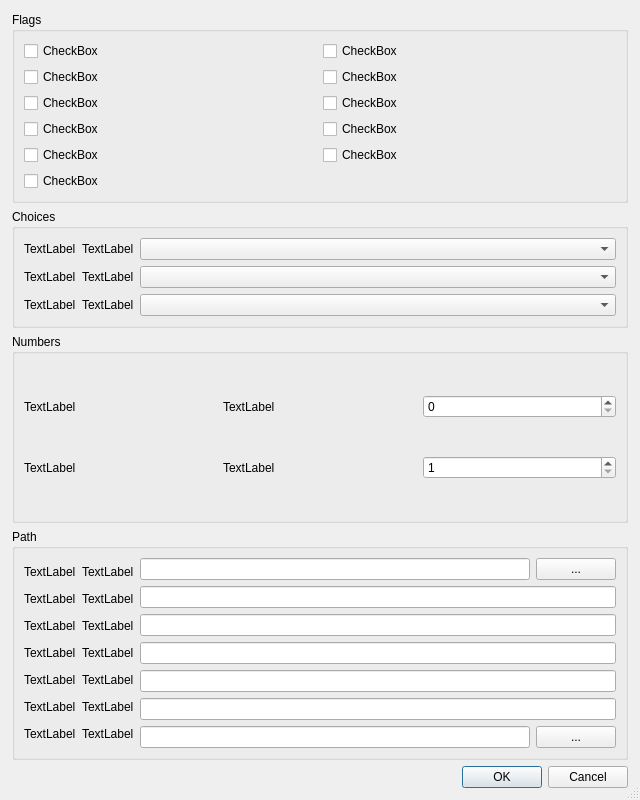
The window that tidal_dl_ng/ui/dialog_settings.ui (exislow/tidal-dl-ng) describes before a commit, drawn with Qt 5.
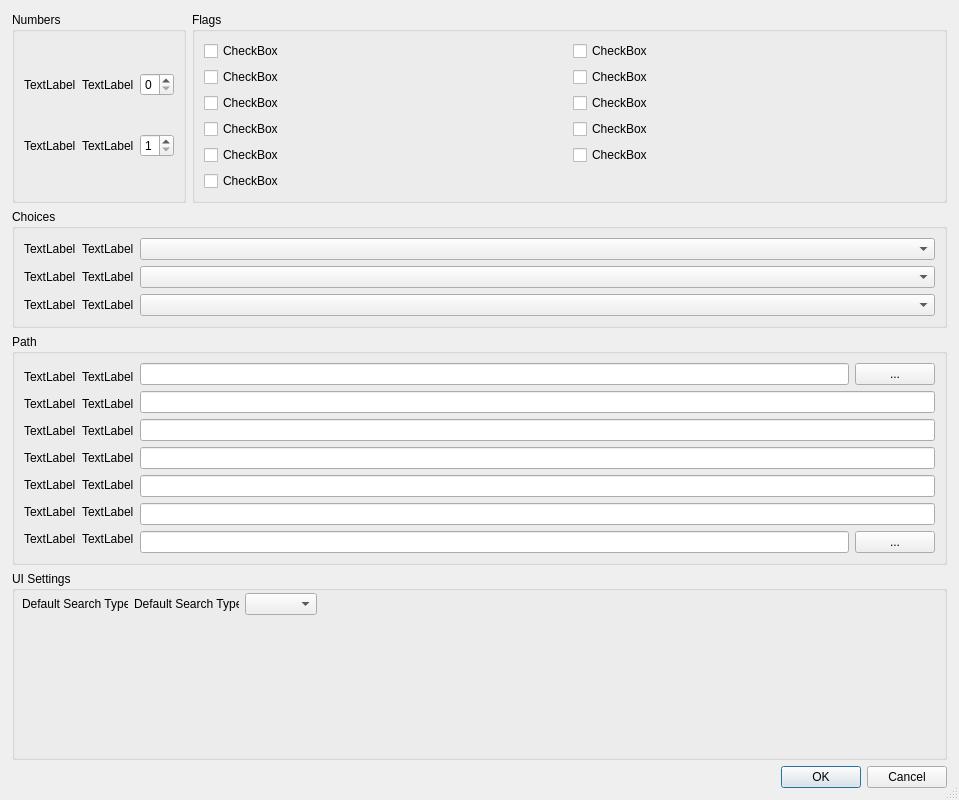
The same window after the commit.

Commit message: Save last used search type

The edit to the form file:
```diff
--- a/tidal_dl_ng/ui/dialog_settings.ui
+++ b/tidal_dl_ng/ui/dialog_settings.ui
@@ -6,7 +6,7 @@
    <rect>
     <x>0</x>
     <y>0</y>
-    <width>640</width>
+    <width>959</width>
     <height>800</height>
    </rect>
   </property>
@@ -50,6 +50,70 @@
       <number>12</number>
      </property>
      <item>
+      <layout class="QHBoxLayout" name="horizontalLayout_13">
+       <item>
+        <widget class="QGroupBox" name="gb_numbers">
+         <property name="title">
+          <string>Numbers</string>
+         </property>
+         <layout class="QVBoxLayout" name="verticalLayout_8">
+          <item>
+           <layout class="QHBoxLayout" name="horizontalLayout_9">
+            <item>
+             <widget class="QLabel" name="l_album_track_num_pad_min">
+              <property name="text">
+               <string>TextLabel</string>
+              </property>
+             </widget>
+            </item>
+            <item>
+             <widget class="QLabel" name="l_icon_album_track_num_pad_min">
+              <property name="text">
+               <string>TextLabel</string>
+              </property>
+             </widget>
+            </item>
+            <item>
+             <widget class="QSpinBox" name="sb_album_track_num_pad_min">
+              <property name="maximum">
+               <number>4</number>
+              </property>
+             </widget>
+            </item>
+           </layout>
+          </item>
+          <item>
+           <layout class="QHBoxLayout" name="horizontalLayout_11">
+            <item>
+             <widget class="QLabel" name="l_downloads_concurrent_max">
+              <property name="text">
+               <string>TextLabel</string>
+              </property>
+             </widget>
+            </item>
+            <item>
+             <widget class="QLabel" name="l_icon_downloads_concurrent_max">
+              <property name="text">
+               <string>TextLabel</string>
+              </property>
+             </widget>
+            </item>
+            <item>
+             <widget class="QSpinBox" name="sb_downloads_concurrent_max">
+              <property name="minimum">
+               <number>1</number>
+              </property>
+              <property name="maximum">
+               <number>5</number>
+              </property>
+             </widget>
+            </item>
+           </layout>
+          </item>
+         </layout>
+        </widget>
+       </item>
+       <item>
       <widget class="QGroupBox" name="gb_flags">
        <property name="sizePolicy">
         <sizepolicy hsizetype="Expanding" vsizetype="Fixed">
@@ -257,6 +321,8 @@
        </layout>
       </widget>
      </item>
+      </layout>
+     </item>
      <item>
       <widget class="QGroupBox" name="gb_choices">
        <property name="sizePolicy">
@@ -381,68 +447,6 @@
        </layout>
       </widget>
      </item>
-     <item>
-      <widget class="QGroupBox" name="gb_numbers">
-       <property name="title">
-        <string>Numbers</string>
-       </property>
-       <layout class="QVBoxLayout" name="verticalLayout_8">
-        <item>
-         <layout class="QHBoxLayout" name="horizontalLayout_9">
-          <item>
-           <widget class="QLabel" name="l_album_track_num_pad_min">
-            <property name="text">
-             <string>TextLabel</string>
-            </property>
-           </widget>
-          </item>
-          <item>
-           <widget class="QLabel" name="l_icon_album_track_num_pad_min">
-            <property name="text">
-             <string>TextLabel</string>
-            </property>
-           </widget>
-          </item>
-          <item>
-           <widget class="QSpinBox" name="sb_album_track_num_pad_min">
-            <property name="maximum">
-             <number>4</number>
-            </property>
-           </widget>
-          </item>
-         </layout>
-        </item>
-        <item>
-         <layout class="QHBoxLayout" name="horizontalLayout_11">
-          <item>
-           <widget class="QLabel" name="l_downloads_concurrent_max">
-            <property name="text">
-             <string>TextLabel</string>
-            </property>
-           </widget>
-          </item>
-          <item>
-           <widget class="QLabel" name="l_icon_downloads_concurrent_max">
-            <property name="text">
-             <string>TextLabel</string>
-            </property>
-           </widget>
-          </item>
-          <item>
-           <widget class="QSpinBox" name="sb_downloads_concurrent_max">
-            <property name="minimum">
-             <number>1</number>
-            </property>
-            <property name="maximum">
-             <number>5</number>
-            </property>
-           </widget>
-          </item>
-         </layout>
-        </item>
-       </layout>
-      </widget>
-     </item>
      <item>
       <widget class="QGroupBox" name="gb_path">
        <property name="title">
@@ -760,6 +764,62 @@
        </layout>
       </widget>
      </item>
+     <item>
+      <layout class="QVBoxLayout" name="verticalLayout_3">
+       <item>
+        <widget class="QGroupBox" name="gb_u_settings">
+         <property name="title">
+          <string>UI Settings</string>
+         </property>
+         <widget class="QWidget" name="layoutWidget">
+          <property name="geometry">
+           <rect>
+            <x>10</x>
+            <y>20</y>
+            <width>295</width>
+            <height>26</height>
+           </rect>
+          </property>
+          <layout class="QHBoxLayout" name="lh_default_search_type" stretch="0,0,50">
+           <item>
+            <widget class="QLabel" name="l_search_type">
+             <property name="sizePolicy">
+              <sizepolicy hsizetype="Fixed" vsizetype="Fixed">
+               <horstretch>0</horstretch>
+               <verstretch>0</verstretch>
+              </sizepolicy>
+             </property>
+             <property name="text">
+              <string>Default Search Type</string>
+             </property>
+            </widget>
+           </item>
+           <item>
+            <widget class="QLabel" name="l_icon_search_type">
+             <property name="sizePolicy">
+              <sizepolicy hsizetype="Fixed" vsizetype="Fixed">
+               <horstretch>0</horstretch>
+               <verstretch>0</verstretch>
+              </sizepolicy>
+             </property>
+             <property name="text">
+              <string>Default Search Type</string>
+             </property>
+            </widget>
+           </item>
+           <item>
+            <widget class="QComboBox" name="c_search_type">
+             <property name="currentIndex">
+              <number>-1</number>
+             </property>
+            </widget>
+           </item>
+          </layout>
+         </widget>
+        </widget>
+       </item>
+      </layout>
+     </item>
      <item>
       <widget class="QDialogButtonBox" name="bb_dialog">
        <property name="orientation">
```
Lines whose indentation alone changed are shown as unchanged. The commit also changes 7 other files.
